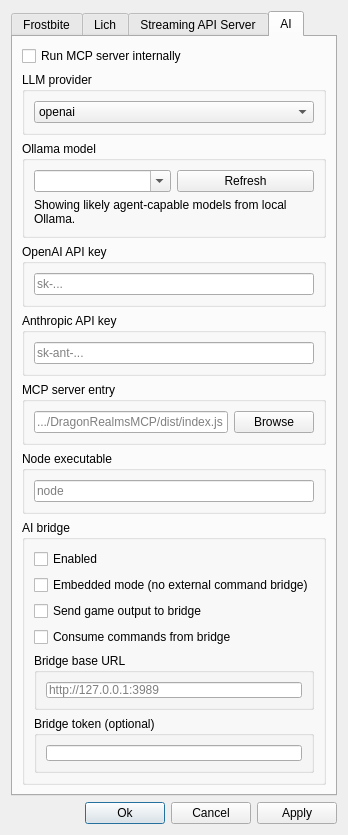
HunterDoesData/DragonRealmsMCP, file frostbite/gui/scriptsettingsdialog.ui: the form before one commit.
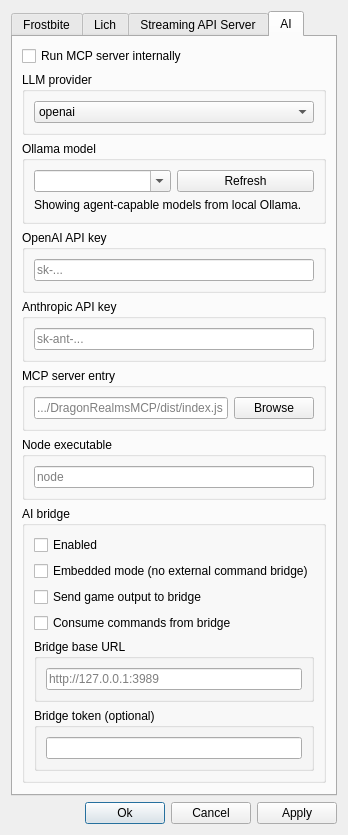
The form after the commit. The open tabs and pages were chosen to show the change. Icons and pictures are not drawn.

The edit to the form file:
```diff
--- a/frostbite/gui/scriptsettingsdialog.ui
+++ b/frostbite/gui/scriptsettingsdialog.ui
@@ -413,7 +413,7 @@
             <item>
              <widget class="QLabel" name="ollamaModelHintLabel">
               <property name="text">
-               <string>Showing likely agent-capable models from local Ollama.</string>
+               <string>Showing agent-capable models from local Ollama.</string>
               </property>
               <property name="wordWrap">
                <bool>true</bool>
```
